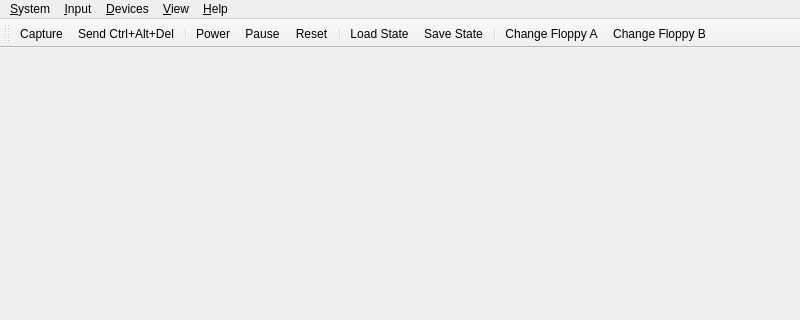
stenzek/nese, file src/nese-qt/mainwindow.ui: the form before one commit; both pictures show x 0 to 800 and y 0 to 320 of the 800 by 600 pixel window.
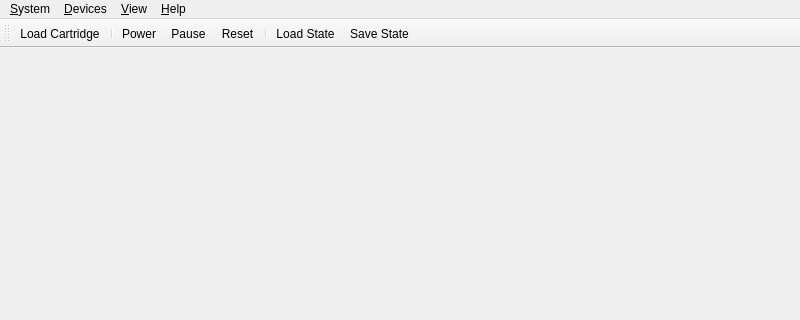
The form after the commit. Icons and pictures are not drawn.

```diff
--- a/src/nese-qt/mainwindow.ui
+++ b/src/nese-qt/mainwindow.ui
@@ -27,7 +27,7 @@
      <x>0</x>
      <y>0</y>
      <width>800</width>
-     <height>21</height>
+     <height>22</height>
     </rect>
    </property>
    <widget class="QMenu" name="menu_System">
@@ -72,15 +72,7 @@
     </property>
     <addaction name="action_About"/>
    </widget>
-   <widget class="QMenu" name="menu_Input">
-    <property name="title">
-     <string>&amp;Input</string>
-    </property>
-    <addaction name="actionCapture"/>
-    <addaction name="actionSend_Ctrl_Alt_Delete"/>
-   </widget>
    <addaction name="menu_System"/>
-   <addaction name="menu_Input"/>
    <addaction name="menu_Help"/>
    <addaction name="menu_View"/>
    <addaction name="menu_Help_2"/>
@@ -96,8 +88,7 @@
    <attribute name="toolBarBreak">
     <bool>false</bool>
    </attribute>
-   <addaction name="actionCapture"/>
-   <addaction name="actionSend_Ctrl_Alt_Delete"/>
+   <addaction name="actionLoadCartridge"/>
    <addaction name="separator"/>
    <addaction name="actionPower"/>
    <addaction name="actionPause"/>
@@ -105,9 +96,6 @@
    <addaction name="separator"/>
    <addaction name="actionLoadState"/>
    <addaction name="actionSaveState"/>
-   <addaction name="separator"/>
-   <addaction name="actionChange_Floppy_A"/>
-   <addaction name="actionChange_Floppy_B"/>
   </widget>
   <action name="action_About">
    <property name="text">
@@ -138,24 +126,6 @@
     <string>&amp;Reset</string>
    </property>
   </action>
-  <action name="actionSend_Ctrl_Alt_Delete">
-   <property name="icon">
-    <iconset resource="resources/icons.qrc">
-     <normaloff>:/icons/emblem-symbolic-link.png</normaloff>:/icons/emblem-symbolic-link.png</iconset>
-   </property>
-   <property name="text">
-    <string>Send Ctrl+Alt+&amp;Del</string>
-   </property>
-  </action>
-  <action name="actionCapture">
-   <property name="icon">
-    <iconset resource="resources/icons.qrc">
-     <normaloff>:/icons/input-mouse.png</normaloff>:/icons/input-mouse.png</iconset>
-   </property>
-   <property name="text">
-    <string>&amp;Capture</string>
-   </property>
-  </action>
   <action name="actionClose">
    <property name="icon">
     <iconset resource="resources/icons.qrc">
@@ -165,24 +135,6 @@
     <string>&amp;Close</string>
    </property>
   </action>
-  <action name="actionChange_Floppy_A">
-   <property name="icon">
-    <iconset resource="resources/icons.qrc">
-     <normaloff>:/icons/media-floppy.png</normaloff>:/icons/media-floppy.png</iconset>
-   </property>
-   <property name="text">
-    <string>Change Floppy &amp;A</string>
-   </property>
-  </action>
-  <action name="actionChange_Floppy_B">
-   <property name="icon">
-    <iconset resource="resources/icons.qrc">
-     <normaloff>:/icons/media-floppy.png</normaloff>:/icons/media-floppy.png</iconset>
-   </property>
-   <property name="text">
-    <string>Change Floppy &amp;B</string>
-   </property>
-  </action>
   <action name="actionEnableDebugger">
    <property name="checkable">
     <bool>true</bool>
@@ -239,6 +191,15 @@
     <string>&amp;Save State</string>
    </property>
   </action>
+  <action name="actionLoadCartridge">
+   <property name="icon">
+    <iconset resource="resources/icons.qrc">
+     <normaloff>:/icons/media-floppy.png</normaloff>:/icons/media-floppy.png</iconset>
+   </property>
+   <property name="text">
+    <string>Load &amp;Cartridge</string>
+   </property>
+  </action>
  </widget>
  <resources>
   <include location="resources/icons.qrc"/>
```
Left out of the diff: 4 changed lines with no effect on the pictures.
